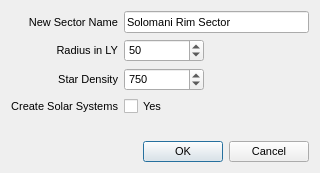
maxlambertini/Warp2010, file src/dialogs/newsectordialog.ui: the form before one commit.
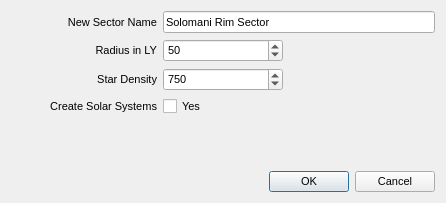
The form after the commit.

Patch:
```diff
--- a/src/dialogs/newsectordialog.ui
+++ b/src/dialogs/newsectordialog.ui
@@ -6,8 +6,8 @@
    <rect>
     <x>0</x>
     <y>0</y>
-    <width>320</width>
-    <height>173</height>
+    <width>446</width>
+    <height>203</height>
    </rect>
   </property>
   <property name="font">
@@ -88,13 +88,13 @@
       <widget class="QSpinBox" name="spnStarDensity">
        <property name="minimumSize">
         <size>
-         <width>70</width>
+         <width>120</width>
          <height>0</height>
         </size>
        </property>
        <property name="maximumSize">
         <size>
-         <width>80</width>
+         <width>120</width>
          <height>16777215</height>
         </size>
        </property>
@@ -116,13 +116,13 @@
       <widget class="QSpinBox" name="spnRadiusInLY">
        <property name="minimumSize">
         <size>
-         <width>70</width>
+         <width>120</width>
          <height>0</height>
         </size>
        </property>
        <property name="maximumSize">
         <size>
-         <width>80</width>
+         <width>120</width>
          <height>16777215</height>
         </size>
        </property>
```
